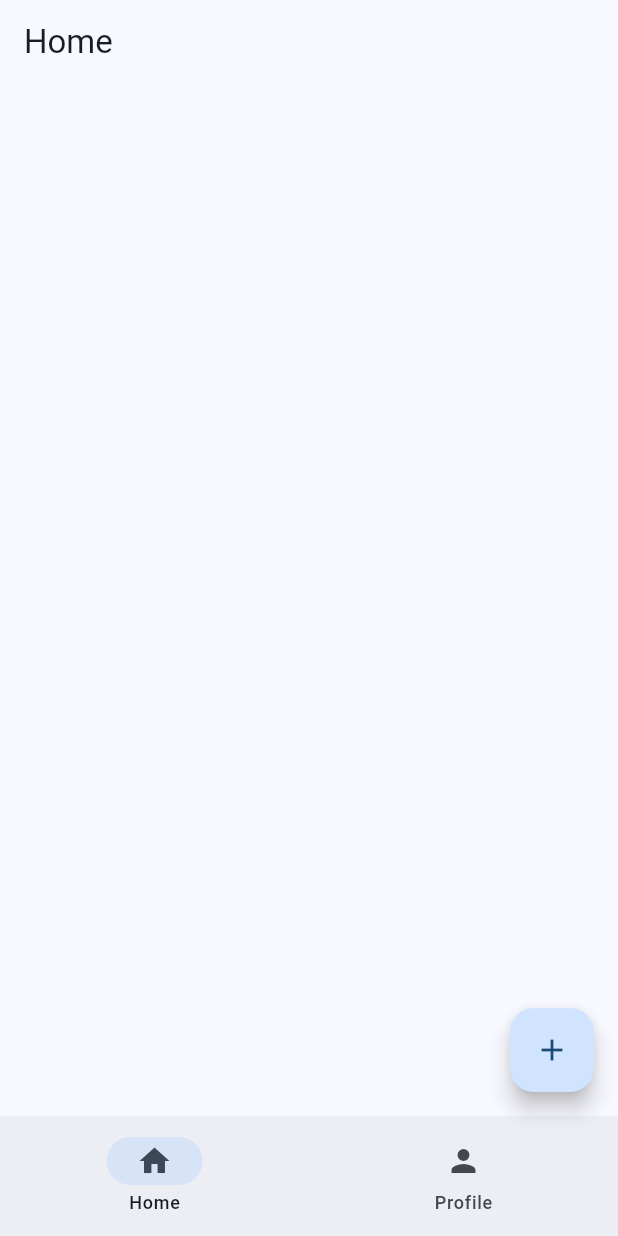
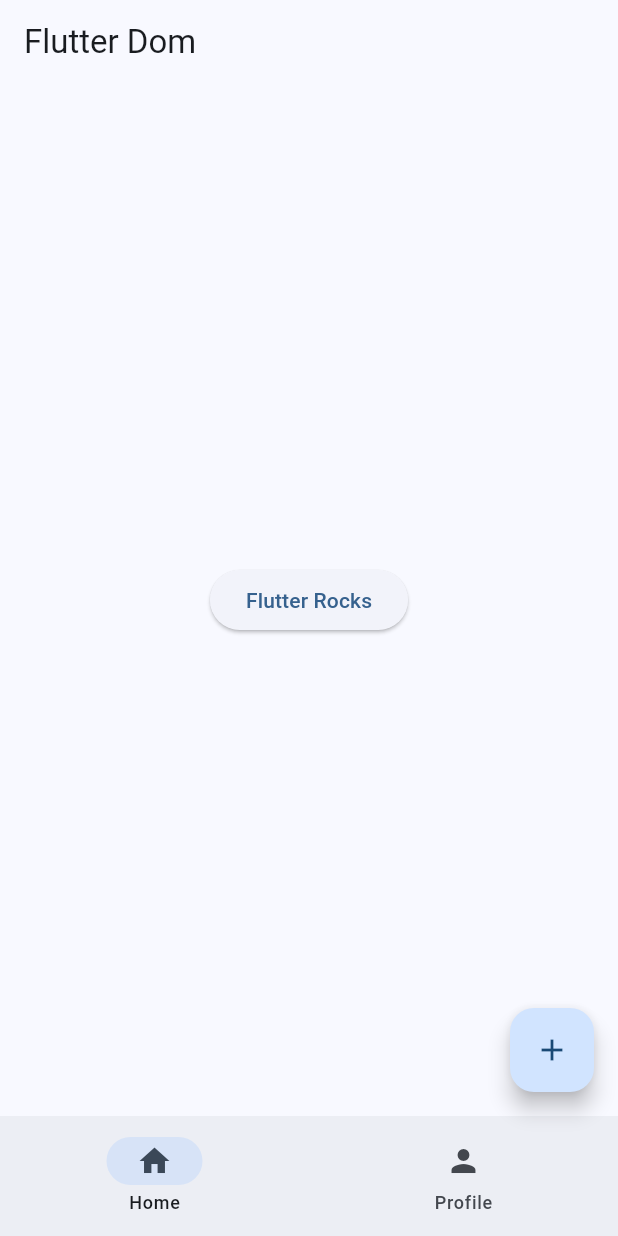
Before and after one commit to gflexx/flutter_demo, a Flutter app: the screen it shows after launch, on a phone screen of 412 x 824 dp. Run offline on Flutter 3.47's test engine with Material 3 defaults, Android fonts, the phone set to English and light mode, and no system bars.

Commit message:
Added extra pages

```diff
--- /dev/null
+++ b/lib/home_page.dart
@@ -0,0 +1,19 @@
+import 'package:flutter/material.dart';
+import 'package:flutter_demo/learn_flutter.dart';
+
+class HomePage extends StatelessWidget {
+  const HomePage({super.key});
+
+  @override
+  Widget build(BuildContext context) {
+    return Center(child: ElevatedButton(
+      onPressed: (){
+        Navigator.of(context).push(
+          MaterialPageRoute(builder: (BuildContext context){
+            return const LearnFlutterPage();
+          })
+        );
+      },
+      child: Text('Flutter Rocks')),);
+  }
+}
--- a/lib/main.dart
+++ b/lib/main.dart
@@ -1,4 +1,5 @@
 import 'package:flutter/material.dart';
+import 'package:flutter_demo/home_page.dart';
 
 void main() {
   runApp(const MyApp());
@@ -11,7 +12,10 @@ class MyApp extends StatelessWidget {
   Widget build(BuildContext context) {
     return MaterialApp(
       debugShowCheckedModeBanner: false,
-      theme: ThemeData(useMaterial3: true, colorScheme: ColorScheme.fromSeed(seedColor: Colors.blue),),
+      theme: ThemeData(
+        useMaterial3: true,
+        colorScheme: ColorScheme.fromSeed(seedColor: Colors.blue),
+      ),
       home: const RootPage(),
     );
   }
@@ -29,18 +33,20 @@ class _RootPageState extends State<RootPage> {
   @override
   Widget build(BuildContext context) {
     return Scaffold(
-      appBar: AppBar(title: const Text('Home')),
+      appBar: AppBar(title: const Text('Flutter Dom')),
+      body: HomePage(),
       floatingActionButton: FloatingActionButton(
         onPressed: () {
           debugPrint("Something pressed!");
         },
         child: const Icon(Icons.add),
       ),
-      bottomNavigationBar:  NavigationBar(destinations: [
+      bottomNavigationBar: NavigationBar(
+        destinations: [
           NavigationDestination(icon: Icon(Icons.home), label: 'Home'),
           NavigationDestination(icon: Icon(Icons.person), label: 'Profile'),
         ],
-        onDestinationSelected: (int index){
+        onDestinationSelected: (int index) {
           setState(() {
             currentPage = index;
           });
```
Also changed, not shown: lib/learn_flutter.dart (added, +17 -0 lines).
